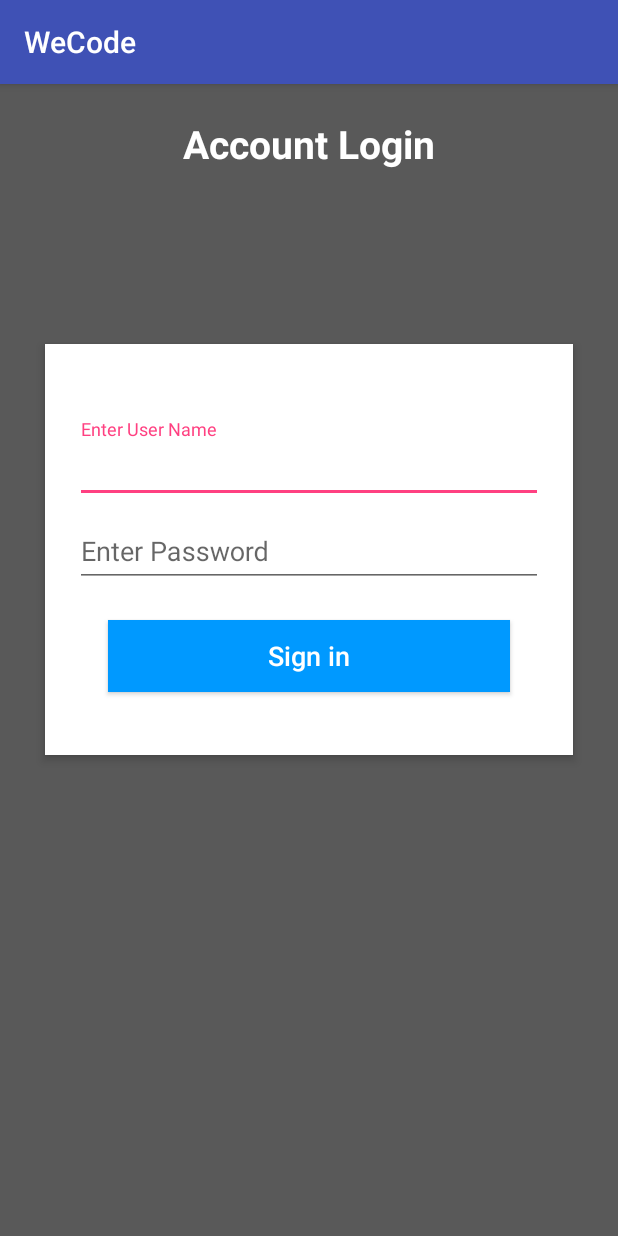
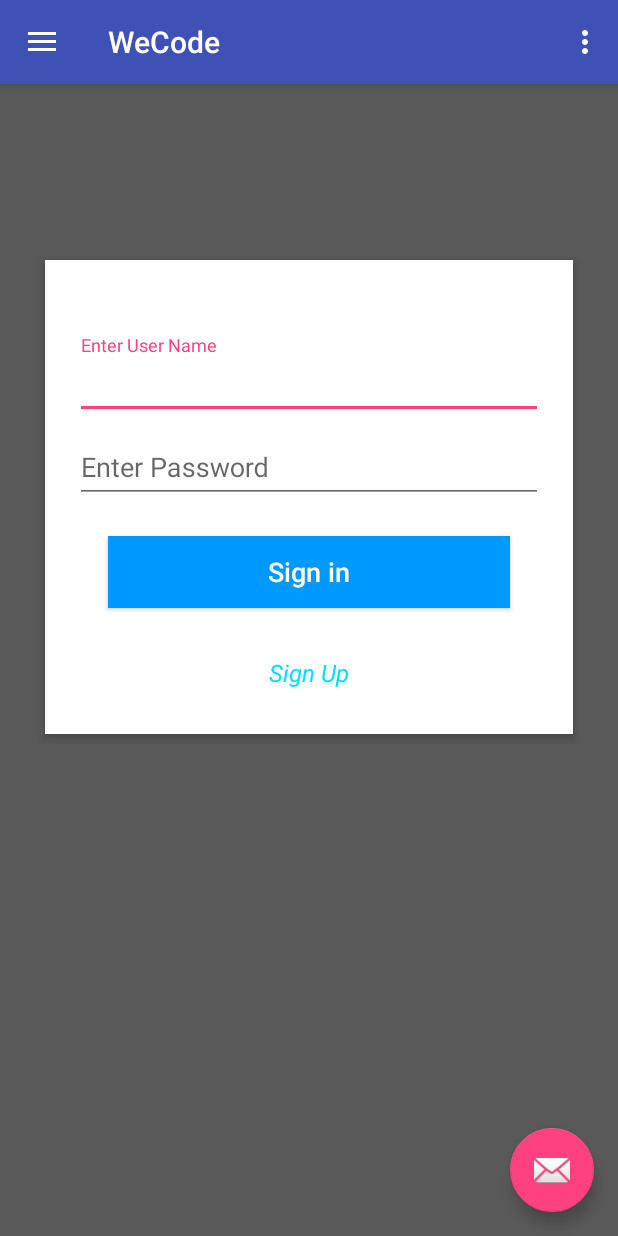
Before and after one commit to soumyasiri/WeCodeHackathon, an Android app: the screen it shows after launch (LoginFragment before the commit, LoginActivity after it), after a tap on "Login", on a phone screen of 412 x 824 dp. Run offline under Robolectric (Android 15) with nearby library versions, the phone set to English and light mode, and no system bars; 1 other tap on this screen came first.

Commit message:
Added sign up functionality though not completed yet

```diff
--- a/app/src/main/AndroidManifest.xml
+++ b/app/src/main/AndroidManifest.xml
@@ -8,7 +8,7 @@
         android:label="@string/app_name"
         android:roundIcon="@mipmap/ic_launcher_round"
         android:supportsRtl="true"
-        android:theme="@style/AppTheme">
+        android:theme="@style/AppTheme.NoActionBar">
         <activity
             android:name=".MainActivity"
             android:label="@string/app_name"
@@ -20,7 +20,7 @@
             </intent-filter>
         </activity>
 
-        <activity android:name=".activities.LoginFragment"/>
+        <activity android:name=".activities.LoginActivity"/>
         <activity android:name=".activities.SignupActivity"/>
     </application>
 
--- a/app/src/main/java/info/wecode/MainActivity.java
+++ b/app/src/main/java/info/wecode/MainActivity.java
@@ -11,13 +11,13 @@
 import android.view.Menu;
 import android.view.MenuItem;
 
-import info.wecode.activities.LoginFragment;
+import info.wecode.activities.LoginActivity;
 import info.wecode.database.UserDatabase;
 
 public class MainActivity extends AppCompatActivity
         implements NavigationView.OnNavigationItemSelectedListener {
 
-   // protected FrameLayout mFrameLayout;
+    public DrawerLayout mDrawer;
 
     public static String mTitle = AppConstants.USER_TITLE_DONOR;
     public static boolean mLoginFlag = false;
@@ -41,7 +41,7 @@
 
         //mFrameLayout = (FrameLayout)findViewById(R.id.content_frame);
 
-       // FloatingActionButton fab = (FloatingActionButton) findViewById(R.id.fab);
+        // FloatingActionButton fab = (FloatingActionButton) findViewById(R.id.fab);
 //        fab.setOnClickListener(new View.OnClickListener() {
 //            @Override
 //            public void onClick(View view) {
@@ -50,10 +50,10 @@
 //            }
 //        });
 
-        DrawerLayout drawer = (DrawerLayout) findViewById(R.id.drawer_layout);
+        mDrawer = (DrawerLayout) findViewById(R.id.drawer_layout);
         ActionBarDrawerToggle toggle = new ActionBarDrawerToggle(
-                this, drawer, toolbar, R.string.navigation_drawer_open, R.string.navigation_drawer_close);
-        drawer.addDrawerListener(toggle);
+                this, mDrawer, toolbar, R.string.navigation_drawer_open, R.string.navigation_drawer_close);
+        mDrawer.addDrawerListener(toggle);
         toggle.syncState();
 
         NavigationView navigationView = (NavigationView) findViewById(R.id.nav_view);
@@ -114,10 +114,10 @@
         int id = item.getItemId();
 
         if (id == R.id.nav_login) {
-            Intent loginActivityIntent = new Intent(MainActivity.this, LoginFragment.class);
+            Intent loginActivityIntent = new Intent(MainActivity.this, LoginActivity.class);
             startActivity(loginActivityIntent);
         } else if (id == R.id.nav_donor_form) {
-          //  startActivity(new Intent(this, Item1Activity.class));
+            //  startActivity(new Intent(this, Item1Activity.class));
         } else if (id == R.id.nav_status) {
 
         } else if (id == R.id.nav_faq) {
--- a/app/src/main/java/info/wecode/activities/LoginFragment.java
+++ b/app/src/main/java/info/wecode/activities/LoginActivity.java
@@ -1,11 +1,13 @@
 package info.wecode.activities;
 
+import android.content.Context;
 import android.content.Intent;
 import android.os.Bundle;
-import android.support.v7.app.AppCompatActivity;
+import android.view.LayoutInflater;
 import android.view.View;
 import android.widget.Button;
 import android.widget.EditText;
+import android.widget.TextView;
 import android.widget.Toast;
 
 import info.wecode.AppConstants;
@@ -13,20 +15,24 @@
 import info.wecode.R;
 import info.wecode.database.UserDatabase;
 
-public class LoginFragment extends AppCompatActivity {
+public class LoginActivity extends MainActivity {
 
     EditText userNameET;
     EditText passwordET;
     Button loginBtn;
+    TextView signUpBtn;
 
     @Override
     protected void onCreate(Bundle savedInstanceState) {
         super.onCreate(savedInstanceState);
-        setContentView(R.layout.activity_login);
-       // getLayoutInflater().inflate(R.layout.activity_main, mFrameLayout);
+        LayoutInflater inflater = (LayoutInflater) this
+                .getSystemService(Context.LAYOUT_INFLATER_SERVICE);
+        View contentView = inflater.inflate(R.layout.activity_login, null, false);
+        mDrawer.addView(contentView, 0);
         userNameET = (EditText) findViewById(R.id.loginUserNameET);
         passwordET = (EditText) findViewById(R.id.loginPasswordET);
         loginBtn = (Button) findViewById(R.id.loginBtn);
+        signUpBtn = (TextView) findViewById(R.id.signupBtn);
 
         loginBtn.setOnClickListener(new View.OnClickListener() {
             @Override
@@ -50,7 +56,7 @@
                         Bundle bundle = new Bundle();
                         bundle.putBoolean(AppConstants.LOGIN_FLAG, true);
                         Toast.makeText(getApplicationContext(), "Login Successful", Toast.LENGTH_LONG).show();
-                        Intent mainActivityIntent = new Intent(LoginFragment.this, MainActivity.class);
+                        Intent mainActivityIntent = new Intent(LoginActivity.this, MainActivity.class);
                         mainActivityIntent.putExtras(bundle);
                         startActivity(mainActivityIntent);
                         finish();
@@ -60,6 +66,13 @@
             }
         });
 
+        signUpBtn.setOnClickListener(new View.OnClickListener() {
+            @Override
+            public void onClick(View v) {
+                startActivity(new Intent(LoginActivity.this, SignupActivity.class));
+            }
+        });
+
     }
 
 }
--- a/app/src/main/res/layout/activity_login.xml
+++ b/app/src/main/res/layout/activity_login.xml
@@ -3,7 +3,7 @@
     android:layout_width="match_parent"
     android:layout_height="match_parent">
 
-    <RelativeLayout xmlns:android="http://schemas.android.com/apk/res/android"
+    <RelativeLayout
         android:layout_width="match_parent"
         android:layout_height="match_parent"
         android:background="#595959"
@@ -36,6 +36,7 @@
             android:padding="20dp">
 
             <LinearLayout
+                android:id="@+id/loginLayout"
                 android:layout_width="fill_parent"
                 android:layout_height="wrap_content"
                 android:orientation="vertical"
@@ -79,6 +80,19 @@
                     android:textColor="#fff"
                     android:textSize="18sp" />
             </LinearLayout>
+
+            <TextView
+                android:id="@+id/signupBtn"
+                android:layout_width="match_parent"
+                android:layout_height="wrap_content"
+                android:layout_margin="10dp"
+                android:textStyle="italic"
+                android:text="Sign Up"
+                android:layout_below="@id/loginLayout"
+                android:gravity="center_horizontal|center"
+                android:textColor="@android:color/holo_blue_bright"
+                android:textSize="16sp" />
+
         </RelativeLayout>
 
     </RelativeLayout>
```
Also changed, not shown: app/src/main/java/info/wecode/activities/SignupActivity.java (+8 -9 lines), app/src/main/res/layout/content_main.xml (+8 -8 lines).
